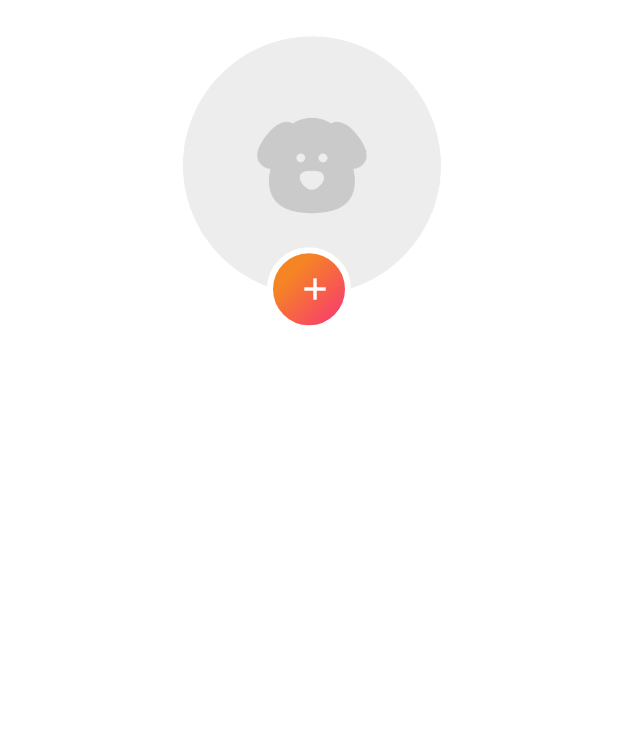
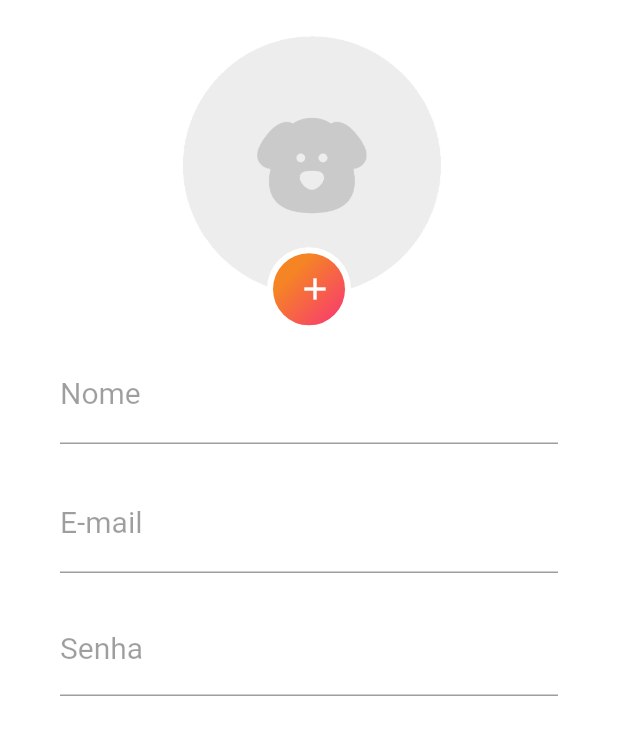
Before and after one commit to andersonbaldissarelli/flutter-example, a Flutter app: the SignupPage screen opened directly, on a phone screen of 412 x 824 dp. Shown: the top 735 px of the screen. Run offline on Flutter 3.47's test engine with Material 2 defaults, Android fonts, the phone set to English and light mode, and no system bars.

Commit message:
adding textformfield in signup_page.dart

```diff
--- a/login_screen_1/lib/pages/signup_page.dart
+++ b/login_screen_1/lib/pages/signup_page.dart
@@ -52,6 +52,56 @@ class SignupPage extends StatelessWidget {
                 ),
               ),
             ),
+            SizedBox(
+              height: 20,
+            ),
+            TextFormField(
+              keyboardType: TextInputType.text,
+              decoration: InputDecoration(
+                labelText: "Nome",
+                labelStyle: TextStyle(
+                  color: Colors.black38,
+                  fontWeight: FontWeight.w400,
+                  fontSize: 20,
+                ),
+              ),
+              style: TextStyle(
+                fontSize: 20,
+              ),
+            ),
+            SizedBox(
+              height: 20,
+            ),
+            TextFormField(
+              keyboardType: TextInputType.emailAddress,
+              decoration: InputDecoration(
+                labelText: "E-mail",
+                labelStyle: TextStyle(
+                  color: Colors.black38,
+                  fontWeight: FontWeight.w400,
+                  fontSize: 20,
+                ),
+              ),
+              style: TextStyle(
+                fontSize: 20,
+              ),
+            ),
+            SizedBox(
+              height: 20,
+            ),
+            TextFormField(
+              decoration: InputDecoration(
+                labelText: "Senha",
+                labelStyle: TextStyle(
+                  color: Colors.black38,
+                  fontWeight: FontWeight.w400,
+                  fontSize: 20,
+                ),
+              ),
+            ),
+            SizedBox(
+              height: 20,
+            ),
           ],
         ),
       ),
```
